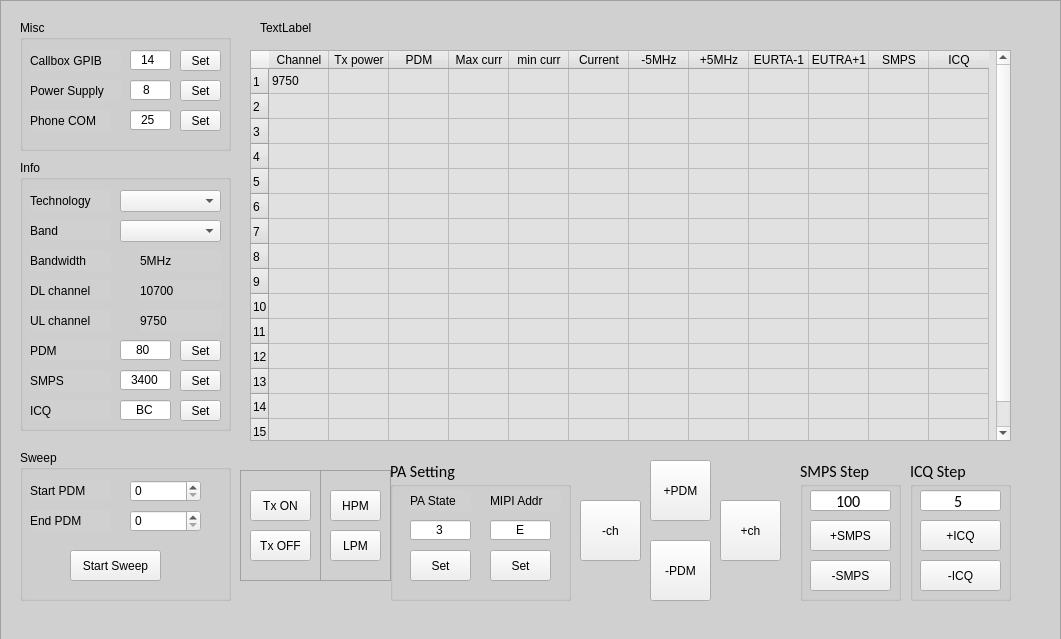
First picture: the form in mainGui2.ui, repository tmc9031/RF_Tuning_Tool, before the edit.
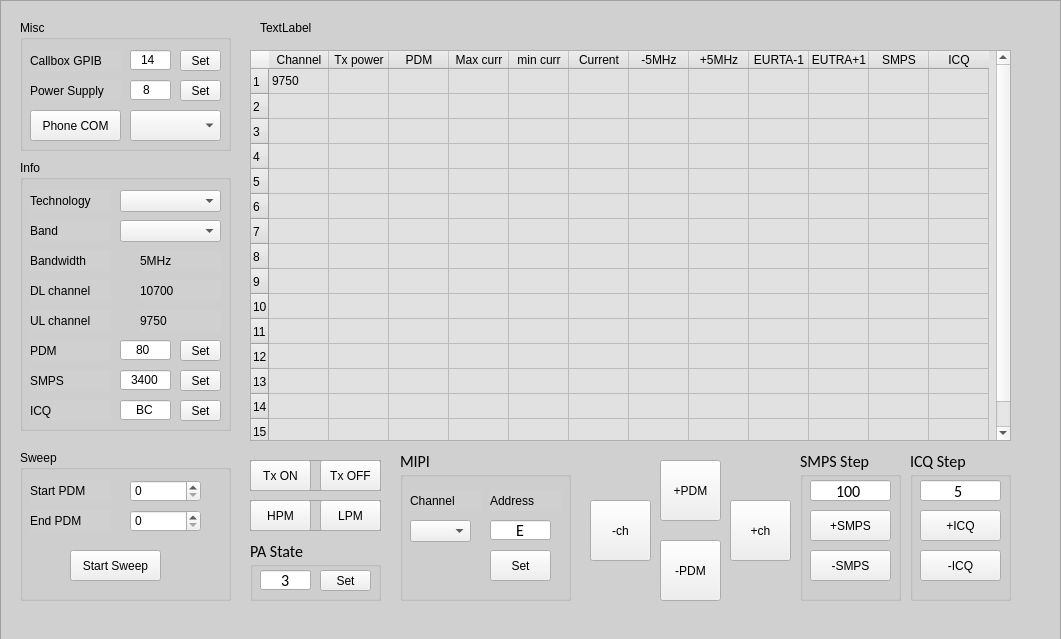
Second picture: the form after the edit. Icons and pictures are not drawn.

Commit message: Re-arrange GUI Add MIPI Channel

Patch:
```diff
--- a/mainGui2.ui
+++ b/mainGui2.ui
@@ -423,7 +423,7 @@
    <widget class="QToolButton" name="btnChMinus">
     <property name="geometry">
      <rect>
-      <x>580</x>
+      <x>590</x>
       <y>500</y>
       <width>61</width>
       <height>61</height>
@@ -452,7 +452,7 @@
    <widget class="QToolButton" name="btnPDMPlus">
     <property name="geometry">
      <rect>
-      <x>650</x>
+      <x>660</x>
       <y>460</y>
       <width>61</width>
       <height>61</height>
@@ -481,7 +481,7 @@
    <widget class="QToolButton" name="btnChPlus">
     <property name="geometry">
      <rect>
-      <x>720</x>
+      <x>730</x>
       <y>500</y>
       <width>61</width>
       <height>61</height>
@@ -510,7 +510,7 @@
    <widget class="QToolButton" name="btnPDMMinus">
     <property name="geometry">
      <rect>
-      <x>650</x>
+      <x>660</x>
       <y>540</y>
       <width>61</width>
       <height>61</height>
@@ -564,19 +564,6 @@
       <string>Callbox GPIB</string>
      </property>
     </widget>
-    <widget class="QLabel" name="qlCOMTitle">
-     <property name="geometry">
-      <rect>
-       <x>10</x>
-       <y>90</y>
-       <width>81</width>
-       <height>21</height>
-      </rect>
-     </property>
-     <property name="text">
-      <string>Phone COM</string>
-     </property>
-    </widget>
     <widget class="QLabel" name="qlGPIBTitle_2">
      <property name="geometry">
       <rect>
@@ -666,106 +653,37 @@
       <string>Set</string>
      </property>
     </widget>
-    <widget class="QLineEdit" name="qleCOM">
+    <widget class="QToolButton" name="btnGetCOM">
+     <property name="geometry">
+      <rect>
+       <x>10</x>
+       <y>90</y>
+       <width>91</width>
+       <height>31</height>
+      </rect>
+     </property>
+     <property name="text">
+      <string>Phone COM</string>
+     </property>
+    </widget>
+    <widget class="QComboBox" name="comboBoxCOM">
      <property name="geometry">
       <rect>
        <x>110</x>
        <y>90</y>
-       <width>41</width>
-       <height>20</height>
-      </rect>
-     </property>
-     <property name="inputMethodHints">
-      <set>Qt::ImhNone</set>
-     </property>
-     <property name="inputMask">
-      <string>000; </string>
-     </property>
-     <property name="text">
-      <string>25</string>
-     </property>
-     <property name="maxLength">
-      <number>3</number>
-     </property>
-     <property name="alignment">
-      <set>Qt::AlignCenter</set>
-     </property>
-    </widget>
-    <widget class="QToolButton" name="btnSetCOM">
-     <property name="geometry">
-      <rect>
-       <x>160</x>
-       <y>90</y>
-       <width>41</width>
-       <height>21</height>
-      </rect>
-     </property>
-     <property name="text">
-      <string>Set</string>
-     </property>
-    </widget>
-   </widget>
-   <widget class="QFrame" name="frame_2">
-    <property name="geometry">
-     <rect>
-      <x>320</x>
-      <y>470</y>
-      <width>71</width>
-      <height>111</height>
-     </rect>
-    </property>
-    <property name="frameShape">
-     <enum>QFrame::StyledPanel</enum>
-    </property>
-    <property name="frameShadow">
-     <enum>QFrame::Raised</enum>
-    </property>
-    <widget class="QToolButton" name="btnHPM">
-     <property name="geometry">
-      <rect>
-       <x>10</x>
-       <y>20</y>
-       <width>51</width>
+       <width>91</width>
        <height>31</height>
       </rect>
-     </property>
-     <property name="text">
-      <string>HPM</string>
-     </property>
-     <property name="checkable">
-      <bool>true</bool>
-     </property>
-     <property name="autoExclusive">
-      <bool>true</bool>
-     </property>
-    </widget>
-    <widget class="QToolButton" name="btnLPM">
-     <property name="geometry">
-      <rect>
-       <x>10</x>
-       <y>60</y>
-       <width>51</width>
-       <height>31</height>
-      </rect>
-     </property>
-     <property name="text">
-      <string>LPM</string>
-     </property>
-     <property name="checkable">
-      <bool>true</bool>
-     </property>
-     <property name="autoExclusive">
-      <bool>true</bool>
      </property>
     </widget>
    </widget>
    <widget class="QFrame" name="frame_3">
     <property name="geometry">
      <rect>
-      <x>240</x>
-      <y>470</y>
-      <width>81</width>
-      <height>111</height>
+      <x>250</x>
+      <y>460</y>
+      <width>131</width>
+      <height>31</height>
      </rect>
     </property>
     <property name="frameShape">
@@ -777,8 +695,8 @@
     <widget class="QToolButton" name="btnTxOff">
      <property name="geometry">
       <rect>
-       <x>10</x>
-       <y>60</y>
+       <x>70</x>
+       <y>0</y>
        <width>61</width>
        <height>31</height>
       </rect>
@@ -796,8 +714,8 @@
     <widget class="QToolButton" name="btnTxOn">
      <property name="geometry">
       <rect>
-       <x>10</x>
-       <y>20</y>
+       <x>0</x>
+       <y>0</y>
        <width>61</width>
        <height>31</height>
       </rect>
@@ -945,9 +863,9 @@
     <property name="geometry">
      <rect>
       <x>800</x>
-      <y>460</y>
+      <y>450</y>
       <width>101</width>
-      <height>141</height>
+      <height>151</height>
      </rect>
     </property>
     <property name="font">
@@ -1021,9 +939,9 @@
     <property name="geometry">
      <rect>
       <x>910</x>
-      <y>460</y>
+      <y>450</y>
       <width>101</width>
-      <height>141</height>
+      <height>151</height>
      </rect>
     </property>
     <property name="font">
@@ -1096,10 +1014,10 @@
    <widget class="QGroupBox" name="groupBoxPA">
     <property name="geometry">
      <rect>
-      <x>390</x>
-      <y>460</y>
-      <width>181</width>
-      <height>141</height>
+      <x>250</x>
+      <y>540</y>
+      <width>131</width>
+      <height>61</height>
      </rect>
     </property>
     <property name="font">
@@ -1109,28 +1027,15 @@
      </font>
     </property>
     <property name="title">
-     <string>PA Setting</string>
+     <string>PA State</string>
     </property>
-    <widget class="QLabel" name="qlPAStateTitle">
-     <property name="geometry">
-      <rect>
-       <x>20</x>
-       <y>30</y>
-       <width>61</width>
-       <height>21</height>
-      </rect>
-     </property>
-     <property name="text">
-      <string>PA State</string>
-     </property>
-    </widget>
     <widget class="QToolButton" name="btnSetPAState">
      <property name="geometry">
       <rect>
-       <x>20</x>
-       <y>90</y>
-       <width>61</width>
-       <height>31</height>
+       <x>70</x>
+       <y>30</y>
+       <width>51</width>
+       <height>21</height>
       </rect>
      </property>
      <property name="text">
@@ -1140,12 +1045,18 @@
     <widget class="QLineEdit" name="qlePAState">
      <property name="geometry">
       <rect>
-       <x>20</x>
-       <y>60</y>
-       <width>61</width>
+       <x>10</x>
+       <y>30</y>
+       <width>51</width>
        <height>20</height>
       </rect>
      </property>
+     <property name="font">
+      <font>
+       <family>Calibri</family>
+       <pointsize>12</pointsize>
+      </font>
+     </property>
      <property name="inputMethodHints">
       <set>Qt::ImhNone</set>
      </property>
@@ -1162,28 +1073,107 @@
       <set>Qt::AlignCenter</set>
      </property>
     </widget>
+   </widget>
+   <widget class="QFrame" name="frame_2">
+    <property name="geometry">
+     <rect>
+      <x>250</x>
+      <y>500</y>
+      <width>131</width>
+      <height>31</height>
+     </rect>
+    </property>
+    <property name="frameShape">
+     <enum>QFrame::StyledPanel</enum>
+    </property>
+    <property name="frameShadow">
+     <enum>QFrame::Raised</enum>
+    </property>
+    <widget class="QToolButton" name="btnHPM">
+     <property name="geometry">
+      <rect>
+       <x>0</x>
+       <y>0</y>
+       <width>61</width>
+       <height>31</height>
+      </rect>
+     </property>
+     <property name="text">
+      <string>HPM</string>
+     </property>
+     <property name="checkable">
+      <bool>true</bool>
+     </property>
+     <property name="autoExclusive">
+      <bool>true</bool>
+     </property>
+    </widget>
+    <widget class="QToolButton" name="btnLPM">
+     <property name="geometry">
+      <rect>
+       <x>70</x>
+       <y>0</y>
+       <width>61</width>
+       <height>31</height>
+      </rect>
+     </property>
+     <property name="text">
+      <string>LPM</string>
+     </property>
+     <property name="checkable">
+      <bool>true</bool>
+     </property>
+     <property name="autoExclusive">
+      <bool>true</bool>
+     </property>
+    </widget>
+   </widget>
+   <widget class="QGroupBox" name="groupBoxMIPI">
+    <property name="geometry">
+     <rect>
+      <x>400</x>
+      <y>450</y>
+      <width>171</width>
+      <height>151</height>
+     </rect>
+    </property>
+    <property name="font">
+     <font>
+      <family>Calibri</family>
+      <pointsize>12</pointsize>
+     </font>
+    </property>
+    <property name="title">
+     <string>MIPI</string>
+    </property>
     <widget class="QLabel" name="qlMIPIAddrTitle">
      <property name="geometry">
       <rect>
-       <x>100</x>
-       <y>30</y>
+       <x>90</x>
+       <y>40</y>
        <width>71</width>
        <height>21</height>
       </rect>
      </property>
      <property name="text">
-      <string>MIPI Addr</string>
+      <string>Address</string>
      </property>
     </widget>
     <widget class="QLineEdit" name="qleMIPIAddr">
      <property name="geometry">
       <rect>
-       <x>100</x>
-       <y>60</y>
+       <x>90</x>
+       <y>70</y>
        <width>61</width>
        <height>20</height>
       </rect>
      </property>
+     <property name="font">
+      <font>
+       <family>Calibri</family>
+       <pointsize>12</pointsize>
+      </font>
+     </property>
      <property name="inputMethodHints">
       <set>Qt::ImhNone</set>
      </property>
@@ -1203,8 +1193,8 @@
     <widget class="QToolButton" name="btnSetMIPIAddr">
      <property name="geometry">
       <rect>
-       <x>100</x>
-       <y>90</y>
+       <x>90</x>
+       <y>100</y>
        <width>61</width>
        <height>31</height>
       </rect>
@@ -1213,6 +1203,29 @@
       <string>Set</string>
      </property>
     </widget>
+    <widget class="QLabel" name="qlMIPIChTitle">
+     <property name="geometry">
+      <rect>
+       <x>10</x>
+       <y>40</y>
+       <width>71</width>
+       <height>21</height>
+      </rect>
+     </property>
+     <property name="text">
+      <string>Channel</string>
+     </property>
+    </widget>
+    <widget class="QComboBox" name="comboMIPICh">
+     <property name="geometry">
+      <rect>
+       <x>10</x>
+       <y>70</y>
+       <width>61</width>
+       <height>22</height>
+      </rect>
+     </property>
+    </widget>
    </widget>
    <zorder>groupBoxInfo</zorder>
    <zorder>groupBoxSweep</zorder>
@@ -1221,17 +1234,18 @@
    <zorder>btnChPlus</zorder>
    <zorder>btnPDMMinus</zorder>
    <zorder>groupBoxMisc</zorder>
-   <zorder>frame_2</zorder>
    <zorder>frame_3</zorder>
    <zorder>tableWidget</zorder>
    <zorder>qlMessage</zorder>
    <zorder>groupBoxSMPSStep</zorder>
    <zorder>groupBoxICQStep</zorder>
    <zorder>groupBoxPA</zorder>
-   <zorder>btnSetMIPIAddr</zorder>
-   <zorder>qlMIPIAddrTitle</zorder>
-   <zorder>qleMIPIAddr</zorder>
-   <zorder>qlPAStateTitle</zorder>
+   <zorder>frame_2</zorder>
+   <zorder>groupBoxMIPI</zorder>
+   <zorder>btnHPM</zorder>
+   <zorder>btnTxOn</zorder>
+   <zorder>btnLPM</zorder>
+   <zorder>btnTxOff</zorder>
   </widget>
   <action name="actionCopy">
    <property name="text">
```
The commit also changes 1 other file.
